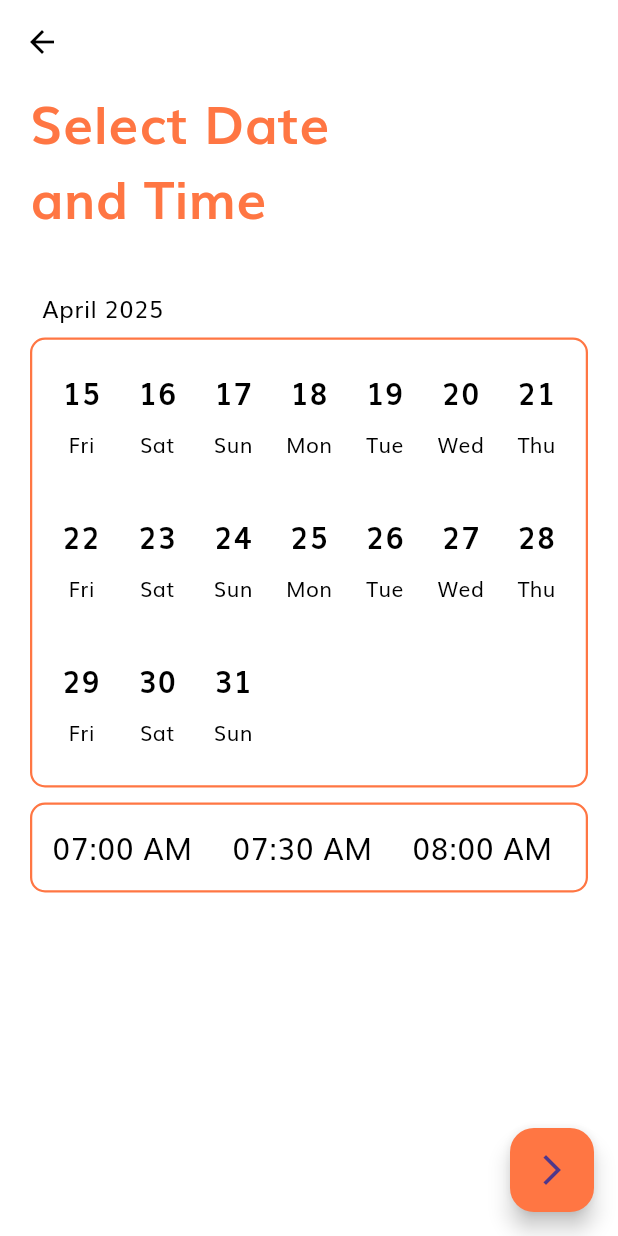
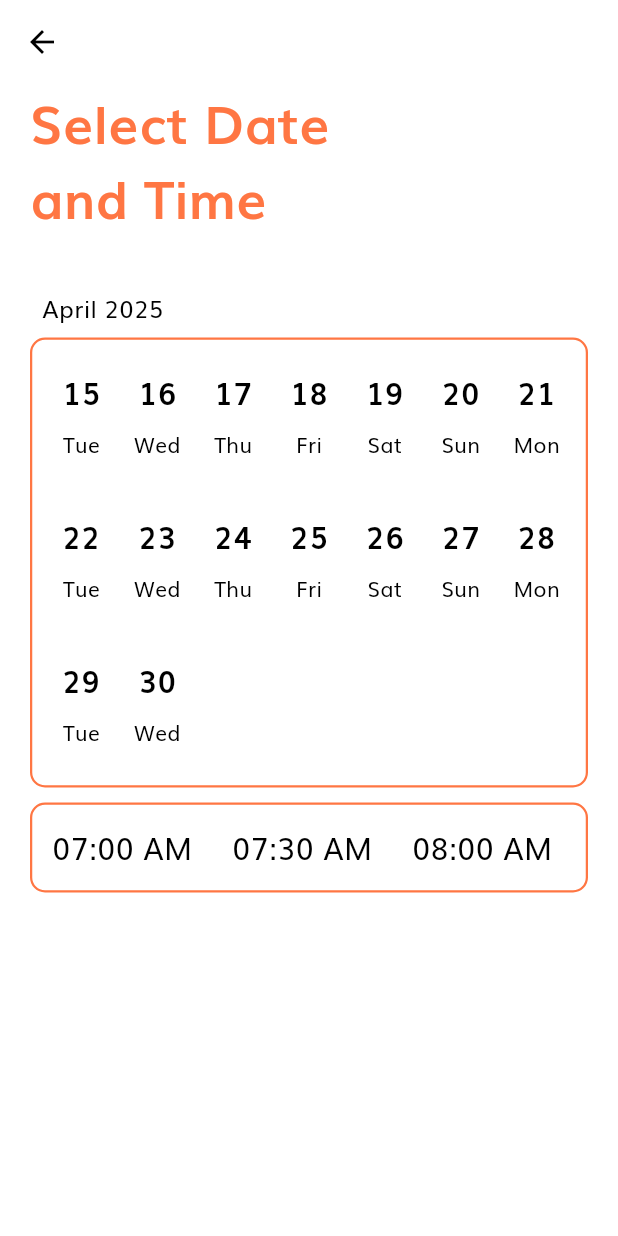
Before and after one commit to Kevinoob-design/AutoCareAssistant, a Flutter app: the ProgramDate screen opened by its route, scrolled down 198 dp, on a phone screen of 412 x 824 dp. Run offline on Flutter 3.47's test engine with Material 3 defaults, Android fonts, the phone set to English and light mode, and no system bars; our stand-ins replace cloud_firestore, firebase_auth, firebase_core, flutter_svg, google_sign_in, shared_preferences; accounts and stored records are empty; generated files the repository leaves out were written again.

Commit message:
feat: added service screen and schedule selection

```diff
--- a/lib/screens/program_service/program_date_screen.dart
+++ b/lib/screens/program_service/program_date_screen.dart
@@ -12,42 +12,10 @@ class ProgramDate extends StatefulWidget {
 }
 
 class _ProgramDateState extends State<ProgramDate> {
-  int _selectedDay = 2;
-  String _selectedHour = '13:30';
+  int? _selectedDay;
+  String? _selectedHour;
 
-  final List<List> _days = [
-    [1, 'Fri'],
-    [2, 'Sat'],
-    [3, 'Sun'],
-    [4, 'Mon'],
-    [5, 'Tue'],
-    [6, 'Wed'],
-    [7, 'Thu'],
-    [8, 'Fri'],
-    [9, 'Sat'],
-    [10, 'Sun'],
-    [11, 'Mon'],
-    [12, 'Tue'],
-    [13, 'Wed'],
-    [14, 'Thu'],
-    [15, 'Fri'],
-    [16, 'Sat'],
-    [17, 'Sun'],
-    [18, 'Mon'],
-    [19, 'Tue'],
-    [20, 'Wed'],
-    [21, 'Thu'],
-    [22, 'Fri'],
-    [23, 'Sat'],
-    [24, 'Sun'],
-    [25, 'Mon'],
-    [26, 'Tue'],
-    [27, 'Wed'],
-    [28, 'Thu'],
-    [29, 'Fri'],
-    [30, 'Sat'],
-    [31, 'Sun'],
-  ];
+  final List<List> _days = [];
 
   final List<String> _hours = <String>[
     // '00:00 AM',
@@ -102,17 +70,28 @@ class _ProgramDateState extends State<ProgramDate> {
   @override
   void initState() {
     super.initState();
+
+    for (
+      DateTime indexDay = DateTime(DateTime.now().year, DateTime.now().month, 1);
+      indexDay.month == DateTime.now().month;
+      indexDay = indexDay.add(Duration(days: 1))
+    ) {
+      _days.add([indexDay.day, DateFormat.E().format(indexDay).toString()]);
+    }
   }
 
   @override
   Widget build(BuildContext context) {
     return Scaffold(
       appBar: AppBar(leading: BackButton(), backgroundColor: Colors.transparent, surfaceTintColor: Colors.transparent),
-      floatingActionButton: FloatingActionButton(
-        onPressed: () => Navigator.pushNamedAndRemoveUntil(context, '/', (route) => false),
-        backgroundColor: kPrimaryColor,
-        child: Icon(Icons.arrow_forward_ios),
-      ),
+      floatingActionButton:
+          (_selectedDay != null && _selectedHour != null)
+              ? FloatingActionButton(
+                onPressed: () => Navigator.pushNamedAndRemoveUntil(context, '/', (route) => false),
+                backgroundColor: kPrimaryColor,
+                child: Icon(Icons.arrow_forward_ios),
+              )
+              : null,
       body: Column(
         crossAxisAlignment: CrossAxisAlignment.start,
         children: [
```
